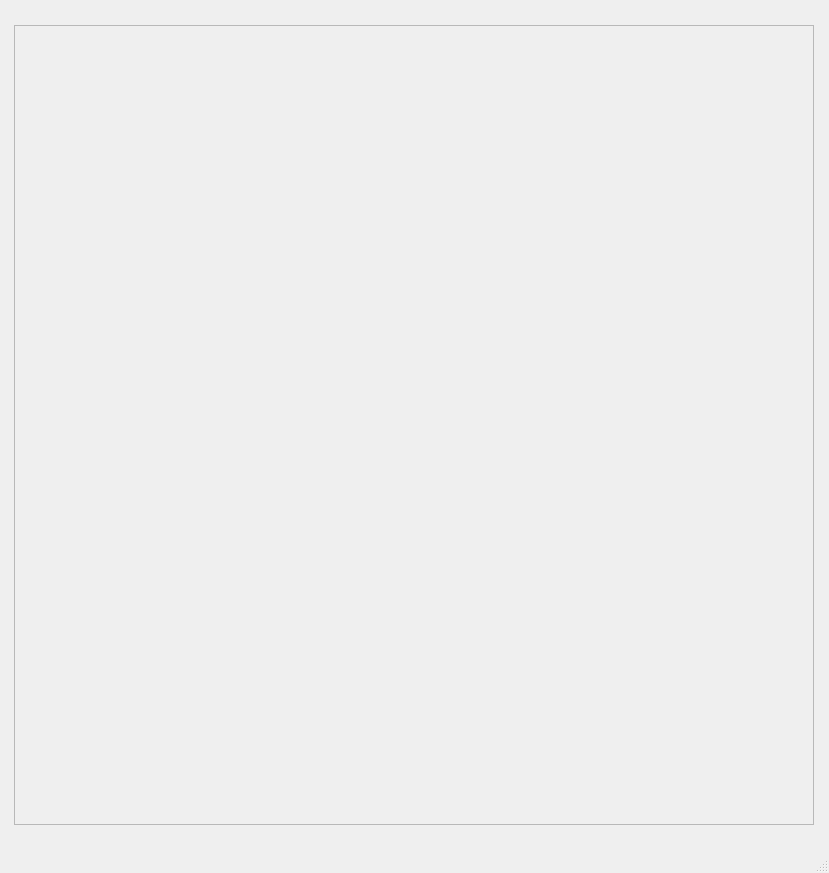
Qt form ui/mainWidow.ui (Ilya-Belyanov/Ball-Simulator) before a commit.
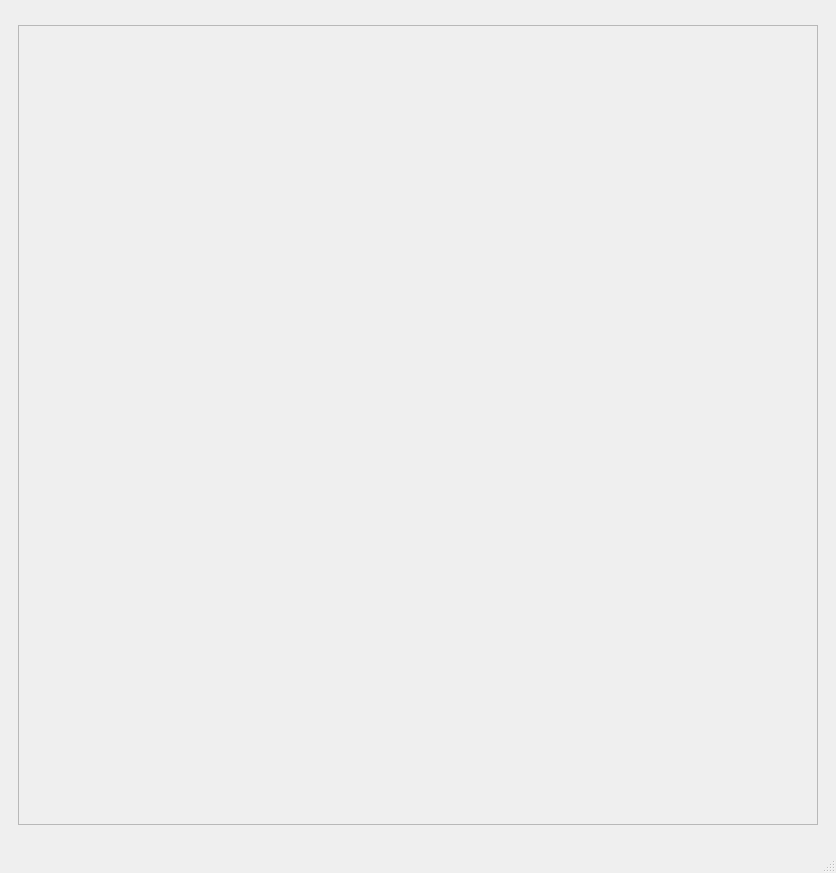
The same form after that commit.

```diff
--- a/ui/mainWidow.ui
+++ b/ui/mainWidow.ui
@@ -6,7 +6,7 @@
    <rect>
     <x>0</x>
     <y>0</y>
-    <width>829</width>
+    <width>836</width>
     <height>873</height>
    </rect>
   </property>
```
Left out of the diff: 4 changed lines with no effect on the pictures.
